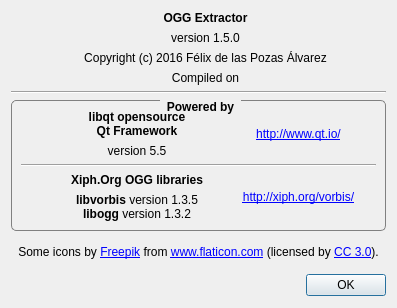
FelixdelasPozas/OGG-Extractor, file AboutDialog.ui: the form before one commit.
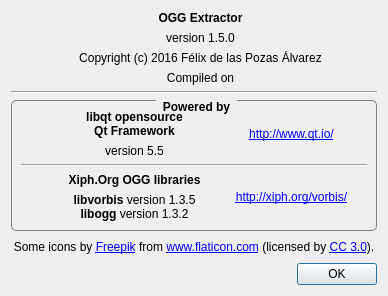
The form after the commit. Icons and pictures are not drawn.

Commit message: Remove unused resources. Set AboutDialog fixed size.

The edit to the form file:
```diff
--- a/AboutDialog.ui
+++ b/AboutDialog.ui
@@ -6,10 +6,22 @@
    <rect>
     <x>0</x>
     <y>0</y>
-    <width>397</width>
-    <height>308</height>
+    <width>388</width>
+    <height>296</height>
    </rect>
   </property>
+  <property name="minimumSize">
+   <size>
+    <width>388</width>
+    <height>296</height>
+   </size>
+  </property>
+  <property name="maximumSize">
+   <size>
+    <width>388</width>
+    <height>296</height>
+   </size>
+  </property>
   <property name="windowTitle">
    <string>About...</string>
   </property>
```
The commit also changes 4 other files.
